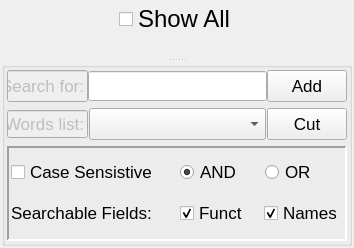
First picture: the form in ui_forms/selectoptions.ui, repository parisolab/mathmod, before the edit.
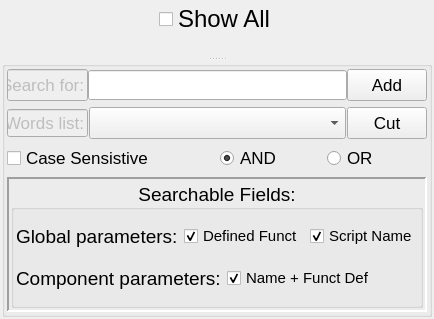
Second picture: the form after the edit.

Commit message: #13 ADD Scripts Tool selection

```diff
--- a/ui_forms/selectoptions.ui
+++ b/ui_forms/selectoptions.ui
@@ -6,8 +6,8 @@
    <rect>
     <x>0</x>
     <y>0</y>
-    <width>354</width>
-    <height>248</height>
+    <width>360</width>
+    <height>319</height>
    </rect>
   </property>
   <property name="sizePolicy">
@@ -19,7 +19,7 @@
   <property name="windowTitle">
    <string>Search Options</string>
   </property>
-  <layout class="QGridLayout" name="gridLayout_3">
+  <layout class="QGridLayout" name="gridLayout_4">
    <property name="leftMargin">
     <number>2</number>
    </property>
@@ -37,9 +37,6 @@
      <property name="orientation">
       <enum>Qt::Vertical</enum>
      </property>
-     <property name="handleWidth">
-      <number>4</number>
-     </property>
      <widget class="QWidget" name="layoutWidget">
       <layout class="QVBoxLayout" name="verticalLayout">
        <item>
@@ -129,7 +126,7 @@
       <property name="checked">
        <bool>false</bool>
       </property>
-      <layout class="QGridLayout" name="gridLayout_2">
+      <layout class="QGridLayout" name="gridLayout_3">
        <property name="leftMargin">
         <number>2</number>
        </property>
@@ -274,30 +271,6 @@
         </layout>
        </item>
        <item row="2" column="0">
-        <widget class="QFrame" name="frame">
-         <property name="frameShape">
-          <enum>QFrame::Panel</enum>
-         </property>
-         <property name="frameShadow">
-          <enum>QFrame::Sunken</enum>
-         </property>
-         <property name="lineWidth">
-          <number>2</number>
-         </property>
-         <layout class="QGridLayout" name="gridLayout">
-          <property name="leftMargin">
-           <number>2</number>
-          </property>
-          <property name="topMargin">
-           <number>2</number>
-          </property>
-          <property name="rightMargin">
-           <number>2</number>
-          </property>
-          <property name="bottomMargin">
-           <number>2</number>
-          </property>
-          <item row="0" column="0">
            <layout class="QHBoxLayout" name="horizontalLayout_5">
             <item>
              <widget class="QCheckBox" name="CaseSensitiveCheckBox">
@@ -335,12 +308,65 @@
             </item>
            </layout>
           </item>
-          <item row="1" column="0">
+       <item row="3" column="0">
+        <widget class="QFrame" name="frame">
+         <property name="frameShape">
+          <enum>QFrame::Panel</enum>
+         </property>
+         <property name="frameShadow">
+          <enum>QFrame::Sunken</enum>
+         </property>
+         <property name="lineWidth">
+          <number>2</number>
+         </property>
+         <layout class="QGridLayout" name="gridLayout_2">
+          <property name="leftMargin">
+           <number>2</number>
+          </property>
+          <property name="topMargin">
+           <number>2</number>
+          </property>
+          <property name="rightMargin">
+           <number>2</number>
+          </property>
+          <property name="bottomMargin">
+           <number>2</number>
+          </property>
+          <item row="0" column="0">
+           <widget class="QGroupBox" name="groupBox">
+            <property name="font">
+             <font>
+              <pointsize>14</pointsize>
+             </font>
+            </property>
+            <property name="title">
+             <string>Searchable Fields:</string>
+            </property>
+            <property name="alignment">
+             <set>Qt::AlignCenter</set>
+            </property>
+            <property name="flat">
+             <bool>false</bool>
+            </property>
+            <layout class="QGridLayout" name="gridLayout">
+             <property name="leftMargin">
+              <number>2</number>
+             </property>
+             <property name="topMargin">
+              <number>2</number>
+             </property>
+             <property name="rightMargin">
+              <number>2</number>
+             </property>
+             <property name="bottomMargin">
+              <number>2</number>
+             </property>
+             <item row="0" column="0">
            <layout class="QHBoxLayout" name="horizontalLayout_7">
             <item>
              <widget class="QLabel" name="label">
               <property name="text">
-               <string>Searchable Fields:</string>
+                  <string>Global parameters:</string>
               </property>
              </widget>
             </item>
@@ -348,8 +374,13 @@
              <layout class="QHBoxLayout" name="horizontalLayout_6">
               <item>
                <widget class="QCheckBox" name="FunctcheckBox">
+                   <property name="font">
+                    <font>
+                     <pointsize>11</pointsize>
+                    </font>
+                   </property>
                 <property name="text">
-                 <string>Funct</string>
+                    <string>Defined Funct</string>
                 </property>
                 <property name="checked">
                  <bool>true</bool>
@@ -358,8 +389,13 @@
               </item>
               <item>
                <widget class="QCheckBox" name="NamescheckBox">
+                   <property name="font">
+                    <font>
+                     <pointsize>11</pointsize>
+                    </font>
+                   </property>
                 <property name="text">
-                 <string>Names</string>
+                    <string>Script Name</string>
                 </property>
                 <property name="checked">
                  <bool>true</bool>
@@ -369,6 +405,39 @@
              </layout>
             </item>
            </layout>
+             </item>
+             <item row="1" column="0">
+              <layout class="QHBoxLayout" name="horizontalLayout_8">
+               <item>
+                <widget class="QLabel" name="label_2">
+                 <property name="text">
+                  <string>Component parameters:</string>
+                 </property>
+                </widget>
+               </item>
+               <item>
+                <layout class="QHBoxLayout" name="horizontalLayout_9">
+                 <item>
+                  <widget class="QCheckBox" name="CompcheckBox">
+                   <property name="font">
+                    <font>
+                     <pointsize>11</pointsize>
+                    </font>
+                   </property>
+                   <property name="text">
+                    <string>Name + Funct Def</string>
+                   </property>
+                   <property name="checked">
+                    <bool>true</bool>
+                   </property>
+                  </widget>
+                 </item>
+                </layout>
+               </item>
+              </layout>
+             </item>
+            </layout>
+           </widget>
           </item>
          </layout>
         </widget>
```
Lines whose indentation alone changed are shown as unchanged. The commit also changes 4 other files.
